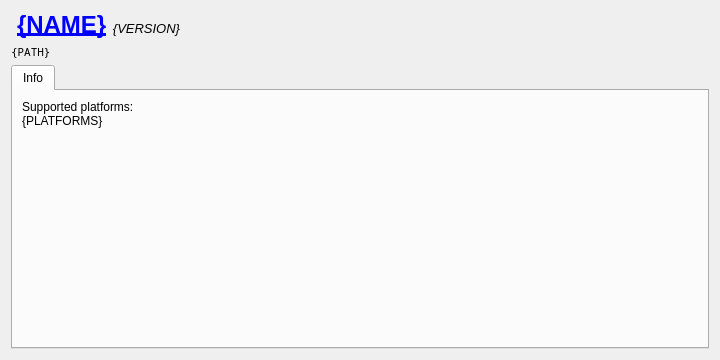
Before: the Qt Designer form ui/emulator.ui in SanderTheDragon/Qtendo, drawn with Qt 5.
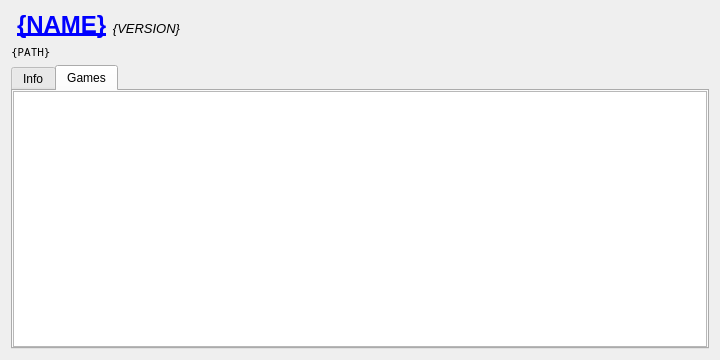
After: the same form once the commit is applied. The open tabs and pages were chosen to show the change.

Diff of the .ui file:
```diff
--- a/ui/emulator.ui
+++ b/ui/emulator.ui
@@ -92,6 +92,56 @@
        </item>
       </layout>
      </widget>
+     <widget class="QWidget" name="tabGames">
+      <attribute name="title">
+       <string>Games</string>
+      </attribute>
+      <layout class="QGridLayout" name="gridLayout_3">
+       <property name="leftMargin">
+        <number>0</number>
+       </property>
+       <property name="topMargin">
+        <number>0</number>
+       </property>
+       <property name="rightMargin">
+        <number>0</number>
+       </property>
+       <property name="bottomMargin">
+        <number>0</number>
+       </property>
+       <property name="spacing">
+        <number>0</number>
+       </property>
+       <item row="0" column="0">
+        <widget class="QTableWidget" name="gameList">
+         <property name="autoScroll">
+          <bool>false</bool>
+         </property>
+         <property name="editTriggers">
+          <set>QAbstractItemView::NoEditTriggers</set>
+         </property>
+         <property name="dragDropOverwriteMode">
+          <bool>false</bool>
+         </property>
+         <property name="alternatingRowColors">
+          <bool>true</bool>
+         </property>
+         <property name="selectionMode">
+          <enum>QAbstractItemView::SingleSelection</enum>
+         </property>
+         <property name="selectionBehavior">
+          <enum>QAbstractItemView::SelectRows</enum>
+         </property>
+         <property name="sortingEnabled">
+          <bool>true</bool>
+         </property>
+         <property name="columnCount">
+          <number>0</number>
+         </property>
+        </widget>
+       </item>
+      </layout>
+     </widget>
     </widget>
    </item>
   </layout>
```
Left out of the diff: 3 changed lines with no effect on the pictures.
